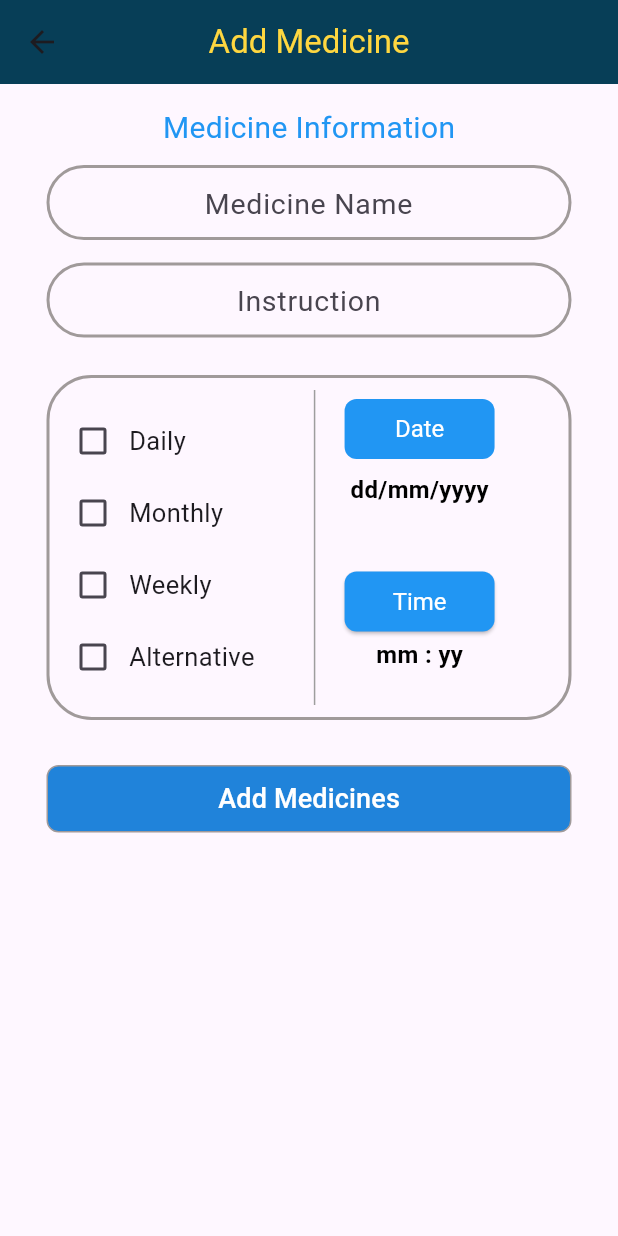
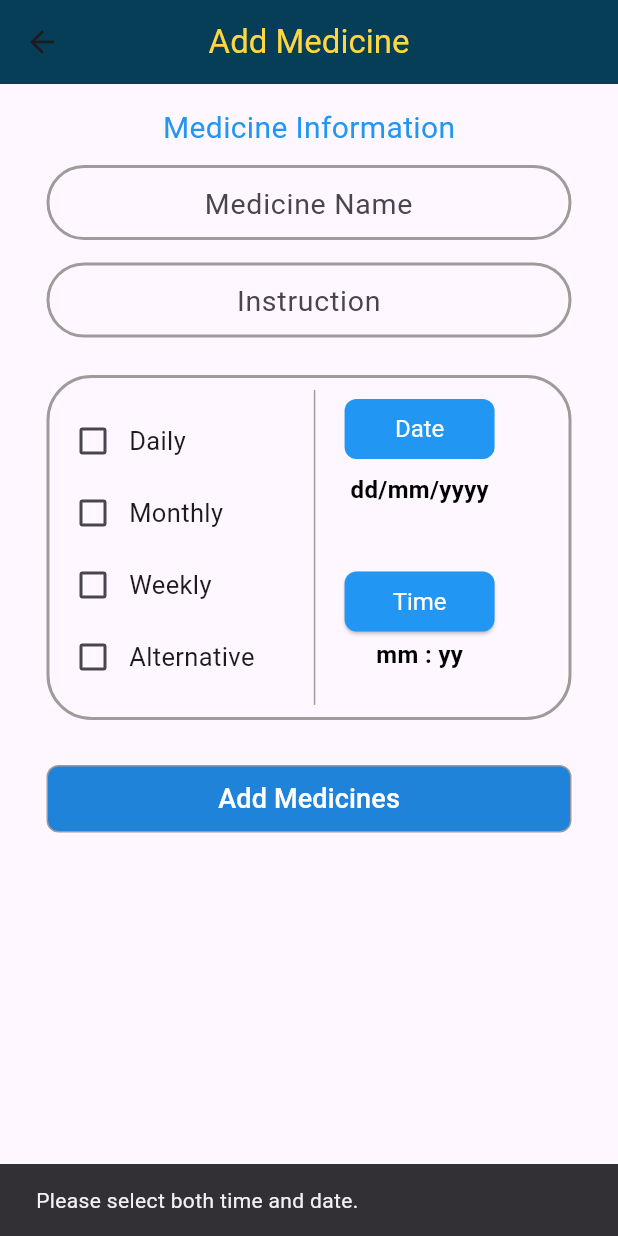
Before and after one commit to amollokhande1234/MediTrack, a Flutter app: the AddReminderPage screen opened directly, after a tap on "Add Medicines", on a phone screen of 412 x 824 dp. Run offline on Flutter 3.47's test engine with Material 3 defaults, Android fonts, the phone set to English and light mode, and no system bars; our stand-ins replace flutter_local_notifications, timezone.

Commit message:
Reminder code added

```diff
--- a/lib/Pages/AddReminder.dart
+++ b/lib/Pages/AddReminder.dart
@@ -1,7 +1,87 @@
 import 'package:flutter/material.dart';
+import 'package:flutter_local_notifications/flutter_local_notifications.dart';
+import 'package:timezone/data/latest.dart' as tz;
+import 'package:timezone/timezone.dart' as tz;
 
-class AddReminderPage extends StatelessWidget {
+class AddReminderPage extends StatefulWidget {
   const AddReminderPage({super.key});
+
+  @override
+  State<AddReminderPage> createState() => _AddReminderPageState();
+}
+
+class _AddReminderPageState extends State<AddReminderPage> {
+  late FlutterLocalNotificationsPlugin flutterLocalNotificationsPlugin;
+  DateTime? _selectedDate;
+  TimeOfDay? _selectedTime;
+
+  @override
+  void initState() {
+    super.initState();
+    tz.initializeTimeZones();
+    flutterLocalNotificationsPlugin = FlutterLocalNotificationsPlugin();
+    const initializationSettingsAndroid =
+        AndroidInitializationSettings('app_icon');
+    const initializationSettings =
+        InitializationSettings(android: initializationSettingsAndroid);
+    flutterLocalNotificationsPlugin.initialize(initializationSettings);
+  }
+
+  Future<void> _scheduleNotification() async {
+    if (_selectedDate != null && _selectedTime != null) {
+      final now = DateTime.now();
+      final scheduledDateTime = DateTime(
+        _selectedDate!.year,
+        _selectedDate!.month,
+        _selectedDate!.day,
+        _selectedTime!.hour,
+        _selectedTime!.minute,
+      );
+
+      if (scheduledDateTime.isAfter(now)) {
+        final scheduledTZDateTime = tz.TZDateTime.from(
+          scheduledDateTime,
+          tz.local,
+        );
+
+        const androidPlatformChannelSpecifics = AndroidNotificationDetails(
+            'your_channel_id', 'your_channel_name',
+            importance: Importance.max,
+            priority: Priority.high,
+            showWhen: false);
+
+        const platformChannelSpecifics =
+            NotificationDetails(android: androidPlatformChannelSpecifics);
+
+        await flutterLocalNotificationsPlugin.zonedSchedule(
+          0,
+          'Scheduled Notification',
+          'This notification was scheduled to show at your selected time and date.',
+          scheduledTZDateTime,
+          platformChannelSpecifics,
+          androidAllowWhileIdle: true,
+          uiLocalNotificationDateInterpretation:
+              UILocalNotificationDateInterpretation.absoluteTime,
+          matchDateTimeComponents: DateTimeComponents.time,
+        );
+
+        ScaffoldMessenger.of(context).showSnackBar(
+          SnackBar(
+              content: Text('Notification scheduled for $scheduledDateTime')),
+        );
+      } else {
+        ScaffoldMessenger.of(context).showSnackBar(
+          SnackBar(
+              content: Text(
+                  'Selected time is in the past. Please select a future time.')),
+        );
+      }
+    } else {
+      ScaffoldMessenger.of(context).showSnackBar(
+        SnackBar(content: Text('Please select both time and date.')),
+      );
+    }
+  }
 
   @override
   Widget build(BuildContext context) {
@@ -83,9 +163,23 @@ class AddReminderPage extends StatelessWidget {
                           Column(
                             children: [
                               // Buttons
-                              DateButton(text: "Date"),
+                              DateButton(
+                                text: "Date",
+                                onDateSelected: (selectedDate) => {
+                                  setState(() {
+                                    _selectedDate = selectedDate;
+                                  })
+                                },
+                              ),
                               SizedBox(height: 20),
-                              TimeButton(text: "Time"),
+                              TimeButton(
+                                text: "Time",
+                                onTimeSelected: (selectedTime) => {
+                                  setState(() {
+                                    _selectedTime = selectedTime;
+                                  })
+                                },
+                              ),
                             ],
                           )
                         ],
@@ -96,7 +190,9 @@ class AddReminderPage extends StatelessWidget {
               ),
             ),
             SizedBox(height: 30),
-            AddMedicineButton(),
+            AddMedicineButton(
+              onpressed: _scheduleNotification,
+            ),
           ],
         ),
       ),
@@ -107,7 +203,8 @@ class AddReminderPage extends StatelessWidget {
 ///////////////////////////////////////////////////////////////////////////////
 
 class AddMedicineButton extends StatefulWidget {
-  const AddMedicineButton({super.key});
+  final VoidCallback onpressed;
+  const AddMedicineButton({super.key, required this.onpressed});
 
   @override
   State<AddMedicineButton> createState() => _AddMedicineButtonState();
@@ -127,7 +224,7 @@ class _AddMedicineButtonState extends State<AddMedicineButton> {
         borderRadius: BorderRadius.circular(8),
       ),
       child: TextButton(
-          onPressed: () {},
+          onPressed: widget.onpressed,
           child: Text(
             "Add Medicines",
             style: TextStyle(
@@ -142,7 +239,9 @@ class _AddMedicineButtonState extends State<AddMedicineButton> {
 // Date Button
 class DateButton extends StatefulWidget {
   final String text;
-  const DateButton({super.key, required this.text});
+  final ValueChanged<DateTime> onDateSelected;
+  const DateButton(
+      {super.key, required this.text, required this.onDateSelected});
 
   @override
   State<DateButton> createState() => _DateButtonState();
@@ -170,6 +269,7 @@ class _DateButtonState extends State<DateButton> {
                 if (datePicked != null) {
                   setState(() {
                     _selectDate = datePicked;
+                    widget.onDateSelected(_selectDate!);
                   });
                 }
               },
@@ -203,10 +303,16 @@ class _DateButtonState extends State<DateButton> {
   }
 }
 
+class IOSNotificationDetails {
+  const IOSNotificationDetails();
+}
+
 // Time Button
 class TimeButton extends StatefulWidget {
   final String text;
-  const TimeButton({super.key, required this.text});
+  final ValueChanged<TimeOfDay> onTimeSelected;
+  const TimeButton(
+      {super.key, required this.text, required this.onTimeSelected});
 
   @override
   State<TimeButton> createState() => _TimeButtonState();
@@ -231,6 +337,7 @@ class _TimeButtonState extends State<TimeButton> {
                 if (pickedTime != null) {
                   setState(() {
                     _selectTime = pickedTime;
+                    widget.onTimeSelected(_selectTime!);
                   });
                 }
               },
--- a/pubspec.yaml
+++ b/pubspec.yaml
@@ -35,6 +35,9 @@ dependencies:
   # The following adds the Cupertino Icons font to your application.
   # Use with the CupertinoIcons class for iOS style icons.
   cupertino_icons: ^1.0.6
+  flutter_local_notifications: ^17.2.1+2
+  flutter_datetime_picker: ^1.5.1
+  timezone: ^0.9.4
 
 dev_dependencies:
   flutter_test:
```
Also changed, not shown: pubspec.lock, 2 other files.
